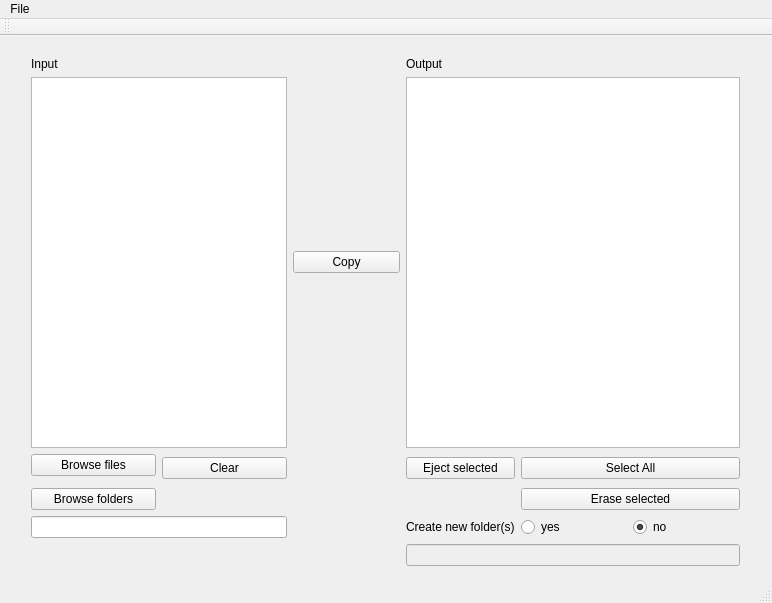
This is MainWindow.ui in ThomasAy/Duplicateur as Qt 5 draws it before an edit. The edited form follows.
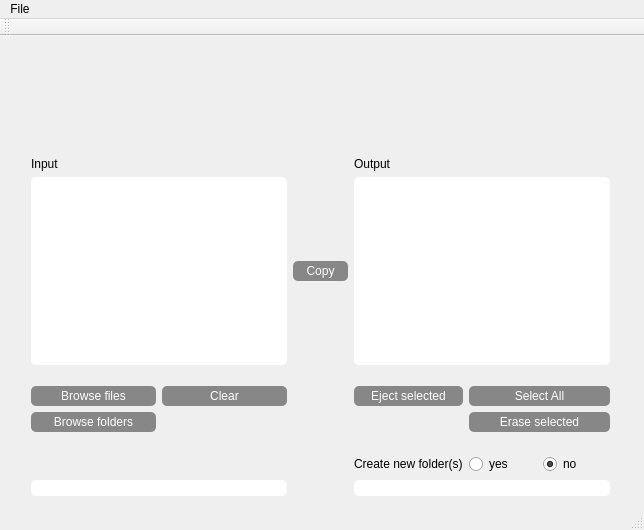
This is the edited form. Icons and pictures are not drawn.

Patch:
```diff
--- a/MainWindow.ui
+++ b/MainWindow.ui
@@ -9,90 +9,130 @@
    <rect>
     <x>0</x>
     <y>0</y>
-    <width>772</width>
-    <height>603</height>
+    <width>644</width>
+    <height>530</height>
    </rect>
   </property>
   <property name="windowTitle">
    <string>EasyKey by G4</string>
   </property>
   <widget class="QWidget" name="centralWidget">
-   <widget class="QWidget" name="">
+   <property name="styleSheet">
+    <string notr="true">QGridLayout { 
+
+	background: #E6E6E6;
+	
+}
+
+
+QPushButton {
+
+	color : white;
+	background: #878787;
+	border-radius: 5px;
+	height: 20px;
+	width: 50px;
+
+}
+
+
+QPushButton:hover {
+
+	background: #B8B9B9;
+
+}
+
+QLabel {
+
+	color : black;
+	font-family: &quot;helvetica&quot;, &quot;arial&quot;;
+	font-weight: lighter;
+
+}
+
+
+QListWidget {
+
+	alternate-background-color: #B0B0B0;
+	background: white;
+	color: black;
+	text-align: center;
+	border-radius: 5px;
+
+}
+
+QLineEdit {
+	border-radius: 5px;
+}
+
+QWidget {
+	font-family: &quot;helvetica&quot;, &quot;arial&quot;;
+	font-weight: lighter;
+}
+</string>
+   </property>
+   <widget class="QWidget" name="layoutWidget">
     <property name="geometry">
      <rect>
       <x>20</x>
-      <y>10</y>
-      <width>731</width>
-      <height>531</height>
+      <y>110</y>
+      <width>601</width>
+      <height>361</height>
      </rect>
     </property>
     <layout class="QGridLayout" name="gridLayout">
-     <item row="2" column="5" rowspan="2" colspan="2">
-      <widget class="QPushButton" name="pb_Select">
-       <property name="text">
-        <string>Select All</string>
-       </property>
-      </widget>
-     </item>
-     <item row="2" column="1" rowspan="2">
-      <widget class="QPushButton" name="pb_Clear">
-       <property name="text">
-        <string>Clear</string>
-       </property>
-      </widget>
-     </item>
-     <item row="2" column="4" rowspan="2">
+     <item row="4" column="4">
       <widget class="QPushButton" name="pb_Eject">
        <property name="text">
         <string>Eject selected</string>
        </property>
       </widget>
      </item>
-     <item row="1" column="4" colspan="3">
-      <widget class="QListWidget" name="usbDrives"/>
-     </item>
-     <item row="5" column="4">
-      <widget class="QLabel" name="label_3">
+     <item row="4" column="5" colspan="2">
+      <widget class="QPushButton" name="pb_Select">
        <property name="text">
-        <string>Create new folder(s)</string>
+        <string>Select All</string>
        </property>
       </widget>
      </item>
-     <item row="1" column="2">
-      <widget class="QPushButton" name="pushButton">
-       <property name="text">
-        <string>Copy</string>
-       </property>
-      </widget>
-     </item>
-     <item row="5" column="5">
+     <item row="8" column="5">
       <widget class="QRadioButton" name="radio_folder_yes">
        <property name="text">
         <string>yes</string>
        </property>
       </widget>
      </item>
-     <item row="1" column="0" colspan="2">
-      <widget class="QListWidget" name="listWidget"/>
-     </item>
-     <item row="4" column="5" colspan="2">
+     <item row="6" column="5" colspan="2">
       <widget class="QPushButton" name="pushButton_2">
        <property name="text">
         <string>Erase selected</string>
        </property>
       </widget>
      </item>
-     <item row="0" column="0">
-      <widget class="QLabel" name="label">
+     <item row="7" column="4">
+      <spacer name="verticalSpacer">
+       <property name="orientation">
+        <enum>Qt::Vertical</enum>
+       </property>
+       <property name="sizeHint" stdset="0">
+        <size>
+         <width>0</width>
+         <height>20</height>
+        </size>
+       </property>
+      </spacer>
+     </item>
+     <item row="9" column="0" colspan="2">
+      <widget class="QLineEdit" name="address_mail"/>
+     </item>
+     <item row="8" column="4">
+      <widget class="QLabel" name="label_3">
        <property name="text">
-        <string>Input</string>
-       </property>
-       <property name="scaledContents">
-        <bool>true</bool>
+        <string>Create new folder(s)</string>
        </property>
       </widget>
      </item>
-     <item row="5" column="6">
+     <item row="8" column="6">
       <widget class="QRadioButton" name="radio_folder_no">
        <property name="text">
         <string>no</string>
@@ -102,47 +142,111 @@
        </property>
       </widget>
      </item>
-     <item row="0" column="4">
+     <item row="2" column="2">
+      <widget class="QPushButton" name="pushButton">
+       <property name="text">
+        <string>Copy</string>
+       </property>
+      </widget>
+     </item>
+     <item row="2" column="4" colspan="3">
+      <widget class="QListWidget" name="usbDrives">
+       <property name="alternatingRowColors">
+        <bool>true</bool>
+       </property>
+      </widget>
+     </item>
+     <item row="1" column="0">
+      <widget class="QLabel" name="label">
+       <property name="text">
+        <string>Input</string>
+       </property>
+       <property name="scaledContents">
+        <bool>true</bool>
+       </property>
+      </widget>
+     </item>
+     <item row="2" column="0" colspan="2">
+      <widget class="QListWidget" name="listWidget">
+       <property name="alternatingRowColors">
+        <bool>false</bool>
+       </property>
+      </widget>
+     </item>
+     <item row="1" column="4">
       <widget class="QLabel" name="label_2">
        <property name="text">
         <string>Output</string>
        </property>
       </widget>
      </item>
-     <item row="2" column="0">
-      <widget class="QPushButton" name="pb_browse">
-       <property name="text">
-        <string>Browse files</string>
-       </property>
-      </widget>
-     </item>
-     <item row="6" column="4" colspan="3">
+     <item row="9" column="4" colspan="3">
       <widget class="QLineEdit" name="new_folder">
        <property name="enabled">
         <bool>false</bool>
        </property>
       </widget>
      </item>
-     <item row="4" column="0">
+     <item row="6" column="0">
       <widget class="QPushButton" name="pb_browse_folders">
        <property name="text">
         <string>Browse folders</string>
        </property>
       </widget>
      </item>
-     <item row="5" column="0" colspan="2">
-      <widget class="QLineEdit" name="address_mail"/>
+     <item row="4" column="0">
+      <widget class="QPushButton" name="pb_browse">
+       <property name="text">
+        <string>Browse files</string>
+       </property>
+      </widget>
+     </item>
+     <item row="4" column="1">
+      <widget class="QPushButton" name="pb_Clear">
+       <property name="text">
+        <string>Clear</string>
+       </property>
+      </widget>
+     </item>
+     <item row="3" column="1">
+      <spacer name="verticalSpacer_2">
+       <property name="orientation">
+        <enum>Qt::Vertical</enum>
+       </property>
+       <property name="sizeHint" stdset="0">
+        <size>
+         <width>20</width>
+         <height>20</height>
+        </size>
+       </property>
+      </spacer>
      </item>
     </layout>
    </widget>
+   <widget class="QLabel" name="logo">
+    <property name="geometry">
+     <rect>
+      <x>20</x>
+      <y>0</y>
+      <width>251</width>
+      <height>111</height>
+     </rect>
+    </property>
+    <property name="text">
+     <string/>
+    </property>
+    <property name="pixmap">
+     <pixmap resource="ressource.qrc">:/images/images/logo.png</pixmap>
+    </property>
+   </widget>
   </widget>
   <widget class="QMenuBar" name="menuBar">
    <property name="geometry">
     <rect>
      <x>0</x>
      <y>0</y>
-     <width>772</width>
-     <height>22</height>
+     <width>644</width>
+     <height>21</height>
     </rect>
    </property>
    <widget class="QMenu" name="menuFile">
```
Left out of the diff: 4 changed lines with no effect on the pictures.
